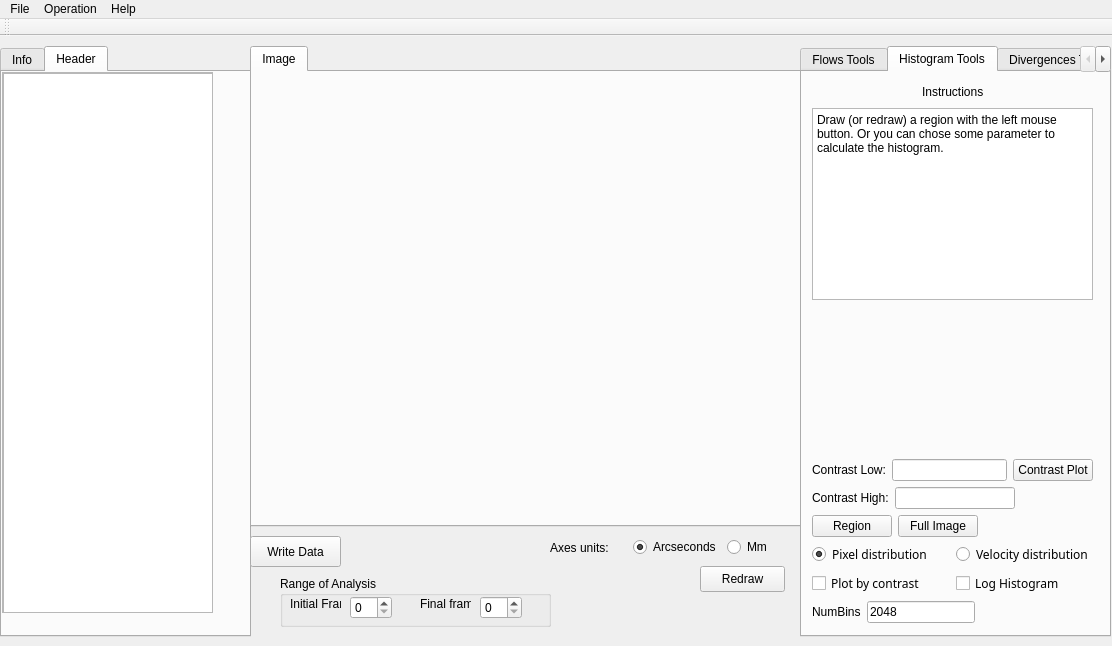
Above: GUI/Vector_Velocities_with_Sunpy.ui from Hypnus1803/FlowMapsGUI before the change. Below: the same form after it.
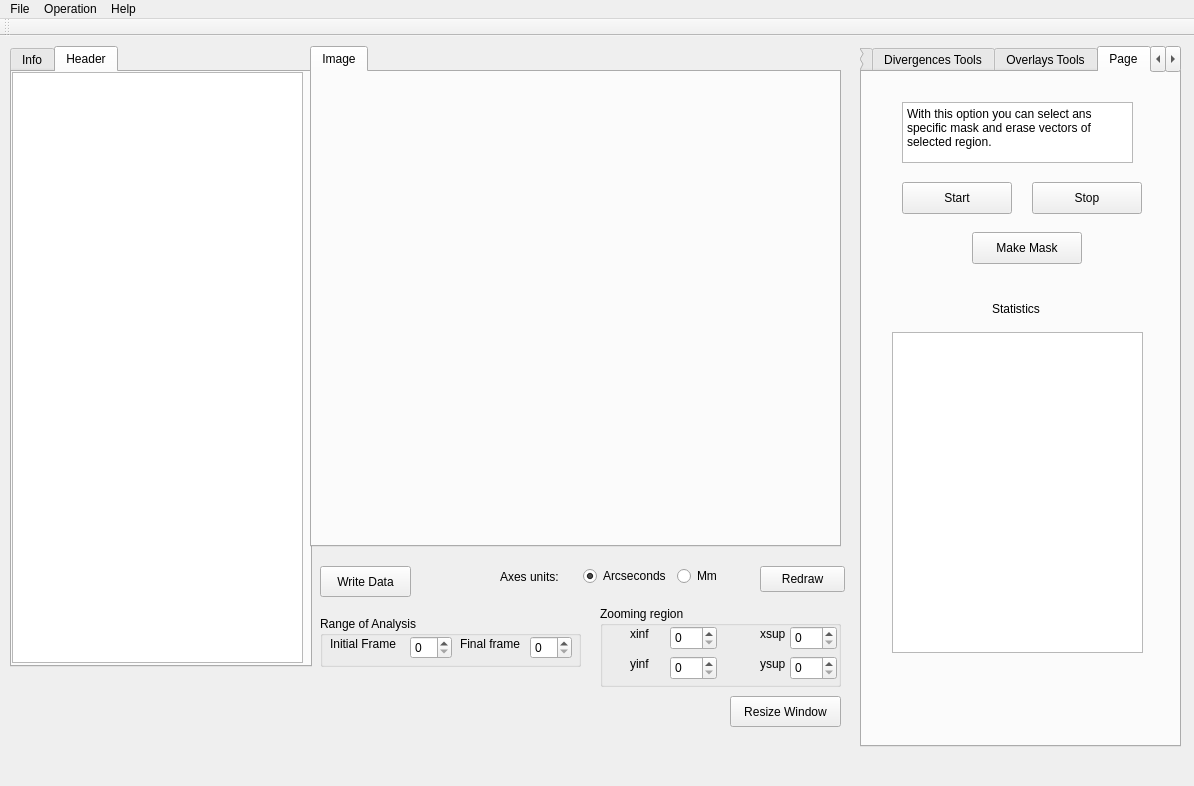
That is the form after the change. The open tabs and pages were chosen to show the change.

What changed in the file:
```diff
--- a/GUI/Vector_Velocities_with_Sunpy.ui
+++ b/GUI/Vector_Velocities_with_Sunpy.ui
@@ -6,8 +6,8 @@
    <rect>
     <x>0</x>
     <y>0</y>
-    <width>1112</width>
-    <height>646</height>
+    <width>1194</width>
+    <height>785</height>
    </rect>
   </property>
   <property name="sizePolicy">
@@ -31,23 +31,23 @@
   <widget class="QWidget" name="centralwidget">
    <property name="minimumSize">
     <size>
-     <width>1112</width>
-     <height>608</height>
+     <width>1140</width>
+     <height>750</height>
     </size>
    </property>
    <property name="maximumSize">
     <size>
-     <width>1112</width>
-     <height>608</height>
+     <width>1200</width>
+     <height>750</height>
     </size>
    </property>
    <widget class="QTabWidget" name="tabWidget">
     <property name="geometry">
      <rect>
-      <x>0</x>
+      <x>10</x>
       <y>10</y>
-      <width>251</width>
-      <height>591</height>
+      <width>302</width>
+      <height>621</height>
      </rect>
     </property>
     <property name="currentIndex">
@@ -60,10 +60,10 @@
      <widget class="QWidget" name="layoutWidget">
       <property name="geometry">
        <rect>
-        <x>10</x>
+        <x>0</x>
         <y>30</y>
-        <width>231</width>
-        <height>521</height>
+        <width>281</width>
+        <height>531</height>
        </rect>
       </property>
       <layout class="QVBoxLayout" name="verticalLayout_8">
@@ -147,51 +147,25 @@
      <attribute name="title">
       <string>Header</string>
      </attribute>
-     <widget class="QScrollArea" name="HeaderscrollArea_2">
+     <widget class="QTableWidget" name="HeadertableWidget">
       <property name="geometry">
        <rect>
         <x>0</x>
         <y>0</y>
-        <width>211</width>
-        <height>541</height>
+        <width>291</width>
+        <height>591</height>
        </rect>
       </property>
-      <property name="widgetResizable">
-       <bool>true</bool>
-      </property>
-      <widget class="QWidget" name="scrollAreaWidgetContents_2">
-       <property name="geometry">
-        <rect>
-         <x>0</x>
-         <y>0</y>
-         <width>209</width>
-         <height>539</height>
-        </rect>
-       </property>
-       <widget class="QTableView" name="headertableView">
-        <property name="geometry">
-         <rect>
-          <x>0</x>
-          <y>0</y>
-          <width>256</width>
-          <height>541</height>
-         </rect>
-        </property>
-        <property name="sortingEnabled">
-         <bool>true</bool>
-        </property>
-       </widget>
-      </widget>
      </widget>
     </widget>
    </widget>
    <widget class="QTabWidget" name="ImagetabWidget_2">
     <property name="geometry">
      <rect>
-      <x>250</x>
+      <x>310</x>
       <y>10</y>
-      <width>551</width>
-      <height>481</height>
+      <width>531</width>
+      <height>501</height>
      </rect>
     </property>
     <property name="currentIndex">
@@ -204,15 +178,24 @@
      <widget class="QWidget" name="layoutWidget">
       <property name="geometry">
        <rect>
-        <x>20</x>
+        <x>0</x>
         <y>20</y>
         <width>521</width>
-        <height>411</height>
+        <height>441</height>
        </rect>
       </property>
       <layout class="QVBoxLayout" name="verticalLayout_7">
        <item>
+        <widget class="QWidget" name="ToolBar_widget_3" native="true">
         <widget class="QWidget" name="MeanImage_widget_3" native="true">
+          <property name="geometry">
+           <rect>
+            <x>0</x>
+            <y>0</y>
+            <width>519</width>
+            <height>419</height>
+           </rect>
+          </property>
          <property name="sizePolicy">
           <sizepolicy hsizetype="Expanding" vsizetype="Expanding">
            <horstretch>0</horstretch>
@@ -220,9 +203,7 @@
           </sizepolicy>
          </property>
         </widget>
-       </item>
-       <item>
-        <widget class="QWidget" name="ToolBar_widget_3" native="true"/>
+        </widget>
        </item>
       </layout>
      </widget>
@@ -231,14 +212,14 @@
    <widget class="QTabWidget" name="MDToolstabWidget_2">
     <property name="geometry">
      <rect>
-      <x>800</x>
+      <x>860</x>
       <y>10</y>
-      <width>311</width>
-      <height>591</height>
+      <width>321</width>
+      <height>701</height>
      </rect>
     </property>
     <property name="currentIndex">
-     <number>0</number>
+     <number>1</number>
     </property>
     <property name="tabsClosable">
      <bool>false</bool>
@@ -297,10 +278,10 @@
       <widget class="QWidget" name="layoutWidget">
        <property name="geometry">
         <rect>
-         <x>30</x>
+         <x>10</x>
          <y>22</y>
-         <width>221</width>
-         <height>92</height>
+         <width>234</width>
+         <height>100</height>
         </rect>
        </property>
        <layout class="QVBoxLayout" name="verticalLayout">
@@ -389,9 +370,9 @@
       <property name="geometry">
        <rect>
         <x>10</x>
-        <y>210</y>
+        <y>220</y>
         <width>261</width>
-        <height>191</height>
+        <height>241</height>
        </rect>
       </property>
       <property name="font">
@@ -409,10 +390,10 @@
       <widget class="QWidget" name="layoutWidget">
        <property name="geometry">
         <rect>
-         <x>30</x>
+         <x>10</x>
          <y>20</y>
-         <width>221</width>
-         <height>202</height>
+         <width>241</width>
+         <height>214</height>
         </rect>
        </property>
        <layout class="QVBoxLayout" name="verticalLayout_2">
@@ -634,9 +615,9 @@
       <property name="geometry">
        <rect>
         <x>40</x>
-        <y>517</y>
+        <y>550</y>
         <width>221</width>
-        <height>31</height>
+        <height>32</height>
        </rect>
       </property>
       <layout class="QHBoxLayout" name="PlotClear">
@@ -672,7 +653,7 @@
       <property name="geometry">
        <rect>
         <x>160</x>
-        <y>200</y>
+        <y>210</y>
         <width>81</width>
         <height>21</height>
        </rect>
@@ -690,8 +671,8 @@
       <property name="geometry">
        <rect>
         <x>30</x>
-        <y>430</y>
-        <width>81</width>
+        <y>463</y>
+        <width>91</width>
         <height>16</height>
        </rect>
       </property>
@@ -708,8 +689,8 @@
       <property name="geometry">
        <rect>
         <x>180</x>
-        <y>430</y>
-        <width>81</width>
+        <y>463</y>
+        <width>91</width>
         <height>16</height>
        </rect>
       </property>
@@ -726,7 +707,7 @@
       <property name="geometry">
        <rect>
         <x>20</x>
-        <y>450</y>
+        <y>483</y>
         <width>111</width>
         <height>62</height>
        </rect>
@@ -778,7 +759,7 @@
       <property name="geometry">
        <rect>
         <x>170</x>
-        <y>450</y>
+        <y>483</y>
         <width>101</width>
         <height>62</height>
        </rect>
@@ -834,15 +815,15 @@
      <widget class="QWidget" name="layoutWidget">
       <property name="geometry">
        <rect>
-        <x>10</x>
-        <y>10</y>
-        <width>281</width>
-        <height>541</height>
+        <x>0</x>
+        <y>0</y>
+        <width>311</width>
+        <height>621</height>
        </rect>
       </property>
       <layout class="QVBoxLayout" name="histoverticalLayout_12">
        <item>
-        <layout class="QVBoxLayout" name="verticalLayout_10">
+        <layout class="QVBoxLayout" name="verticalLayout_9">
          <item>
           <layout class="QHBoxLayout" name="horizontalLayout_20">
            <item>
@@ -883,7 +864,7 @@
          <item>
           <widget class="QPlainTextEdit" name="histo_plainTextEdit">
            <property name="sizePolicy">
-            <sizepolicy hsizetype="Preferred" vsizetype="Preferred">
+            <sizepolicy hsizetype="Fixed" vsizetype="Fixed">
              <horstretch>0</horstretch>
              <verstretch>0</verstretch>
             </sizepolicy>
@@ -891,7 +872,13 @@
            <property name="minimumSize">
             <size>
              <width>0</width>
-             <height>110</height>
+             <height>70</height>
+            </size>
+           </property>
+           <property name="maximumSize">
+            <size>
+             <width>256</width>
+             <height>70</height>
             </size>
            </property>
            <property name="plainText">
@@ -912,6 +899,8 @@
         </widget>
        </item>
        <item>
+        <layout class="QVBoxLayout" name="verticalLayout_10">
+         <item>
         <layout class="QHBoxLayout" name="horizontalLayout_21">
          <item>
           <widget class="QLabel" name="label_2">
@@ -994,8 +983,6 @@
         </layout>
        </item>
        <item>
-        <layout class="QVBoxLayout" name="verticalLayout_9">
-         <item>
           <layout class="QHBoxLayout" name="horizontalLayout_16">
            <item>
             <widget class="QRadioButton" name="pixelradioButton">
@@ -1102,6 +1089,45 @@
        </item>
       </layout>
      </widget>
+     <widget class="QPushButton" name="SaveHist_pushButton">
+      <property name="geometry">
+       <rect>
+        <x>190</x>
+        <y>630</y>
+        <width>121</width>
+        <height>32</height>
+       </rect>
+      </property>
+      <property name="text">
+       <string>Save Histogram</string>
+      </property>
+     </widget>
+     <widget class="QPushButton" name="MaskVelpushButton">
+      <property name="geometry">
+       <rect>
+        <x>10</x>
+        <y>630</y>
+        <width>81</width>
+        <height>32</height>
+       </rect>
+      </property>
+      <property name="text">
+       <string>Mask Vel.</string>
+      </property>
+     </widget>
+     <widget class="QPushButton" name="MaskSSpushButton">
+      <property name="geometry">
+       <rect>
+        <x>100</x>
+        <y>630</y>
+        <width>81</width>
+        <height>32</height>
+       </rect>
+      </property>
+      <property name="text">
+       <string>Mask SS</string>
+      </property>
+     </widget>
     </widget>
     <widget class="QWidget" name="tab_5">
      <attribute name="title">
@@ -1809,7 +1835,7 @@
          <rect>
           <x>10</x>
           <y>90</y>
-          <width>228</width>
+          <width>258</width>
           <height>39</height>
          </rect>
         </property>
@@ -1913,7 +1939,7 @@
         <x>10</x>
         <y>110</y>
         <width>241</width>
-        <height>251</height>
+        <height>271</height>
        </rect>
       </property>
       <property name="layoutDirection">
@@ -1929,7 +1955,7 @@
        <property name="geometry">
         <rect>
          <x>10</x>
-         <y>220</y>
+         <y>240</y>
          <width>85</width>
          <height>26</height>
         </rect>
@@ -1943,8 +1969,8 @@
         <rect>
          <x>10</x>
          <y>20</y>
-         <width>202</width>
-         <height>191</height>
+         <width>204</width>
+         <height>211</height>
         </rect>
        </property>
        <layout class="QVBoxLayout" name="verticalLayout_11">
@@ -2040,6 +2066,86 @@
       </widget>
      </widget>
     </widget>
+    <widget class="QWidget" name="tab">
+     <attribute name="title">
+      <string>Page</string>
+     </attribute>
+     <widget class="QPlainTextEdit" name="plainTextEdit_2">
+      <property name="geometry">
+       <rect>
+        <x>40</x>
+        <y>30</y>
+        <width>231</width>
+        <height>61</height>
+       </rect>
+      </property>
+      <property name="plainText">
+       <string>With this option you can select ans specific mask and erase vectors of selected region.</string>
+      </property>
+     </widget>
+     <widget class="QPushButton" name="start_lassoButton">
+      <property name="geometry">
+       <rect>
+        <x>40</x>
+        <y>110</y>
+        <width>110</width>
+        <height>32</height>
+       </rect>
+      </property>
+      <property name="text">
+       <string>Start</string>
+      </property>
+     </widget>
+     <widget class="QPushButton" name="stop_lassoButton">
+      <property name="geometry">
+       <rect>
+        <x>170</x>
+        <y>110</y>
+        <width>110</width>
+        <height>32</height>
+       </rect>
+      </property>
+      <property name="text">
+       <string>Stop</string>
+      </property>
+     </widget>
+     <widget class="QLabel" name="label_8">
+      <property name="geometry">
+       <rect>
+        <x>130</x>
+        <y>230</y>
+        <width>56</width>
+        <height>13</height>
+       </rect>
+      </property>
+      <property name="text">
+       <string>Statistics</string>
+      </property>
+     </widget>
+     <widget class="QPlainTextEdit" name="statisticsplainTextEdit">
+      <property name="geometry">
+       <rect>
+        <x>30</x>
+        <y>260</y>
+        <width>251</width>
+        <height>321</height>
+       </rect>
+      </property>
+     </widget>
+     <widget class="QPushButton" name="LassoMaskpushButton">
+      <property name="geometry">
+       <rect>
+        <x>110</x>
+        <y>160</y>
+        <width>110</width>
+        <height>32</height>
+       </rect>
+      </property>
+      <property name="text">
+       <string>Make Mask</string>
+      </property>
+     </widget>
+    </widget>
     <widget class="QWidget" name="tab_7">
      <attribute name="title">
       <string>MultiDim</string>
@@ -2200,7 +2306,7 @@
       <property name="geometry">
        <rect>
         <x>40</x>
-        <y>350</y>
+        <y>390</y>
         <width>41</width>
         <height>21</height>
        </rect>
@@ -2213,7 +2319,7 @@
       <property name="geometry">
        <rect>
         <x>100</x>
-        <y>350</y>
+        <y>390</y>
         <width>41</width>
         <height>21</height>
        </rect>
@@ -2226,7 +2332,7 @@
       <property name="geometry">
        <rect>
         <x>30</x>
-        <y>310</y>
+        <y>340</y>
         <width>221</width>
         <height>27</height>
        </rect>
@@ -2250,7 +2356,7 @@
         <x>0</x>
         <y>240</y>
         <width>271</width>
-        <height>64</height>
+        <height>76</height>
        </rect>
       </property>
       <layout class="QVBoxLayout" name="verticalLayout_5">
@@ -2311,8 +2417,8 @@
    <widget class="QToolButton" name="WriteButton">
     <property name="geometry">
      <rect>
-      <x>250</x>
-      <y>500</y>
+      <x>320</x>
+      <y>530</y>
       <width>91</width>
       <height>31</height>
      </rect>
@@ -2339,10 +2445,10 @@
    <widget class="QWidget" name="layoutWidget">
     <property name="geometry">
      <rect>
-      <x>550</x>
-      <y>500</y>
+      <x>500</x>
+      <y>520</y>
       <width>253</width>
-      <height>23</height>
+      <height>41</height>
      </rect>
     </property>
     <layout class="QHBoxLayout" name="horizontalLayout_8">
@@ -2378,7 +2484,7 @@
    <widget class="QPushButton" name="RestorepushButton_2">
     <property name="geometry">
      <rect>
-      <x>700</x>
+      <x>760</x>
       <y>530</y>
       <width>85</width>
       <height>26</height>
@@ -2391,9 +2497,9 @@
    <widget class="QGroupBox" name="AnalysisgroupBox">
     <property name="geometry">
      <rect>
-      <x>280</x>
-      <y>540</y>
-      <width>271</width>
+      <x>320</x>
+      <y>580</y>
+      <width>261</width>
       <height>51</height>
      </rect>
     </property>
@@ -2403,7 +2509,7 @@
     <widget class="QSpinBox" name="InitspinBox">
      <property name="geometry">
       <rect>
-       <x>70</x>
+       <x>90</x>
        <y>20</y>
        <width>42</width>
        <height>23</height>
@@ -2416,7 +2522,7 @@
     <widget class="QSpinBox" name="FinalspinBox">
      <property name="geometry">
       <rect>
-       <x>200</x>
+       <x>210</x>
        <y>20</y>
        <width>42</width>
        <height>23</height>
@@ -2431,7 +2537,7 @@
       <rect>
        <x>10</x>
        <y>20</y>
-       <width>51</width>
+       <width>81</width>
        <height>16</height>
       </rect>
      </property>
@@ -2444,7 +2550,7 @@
       <rect>
        <x>140</x>
        <y>20</y>
-       <width>51</width>
+       <width>71</width>
        <height>16</height>
       </rect>
      </property>
@@ -2453,14 +2559,154 @@
      </property>
     </widget>
    </widget>
+   <widget class="QGroupBox" name="zoomgroupBox">
+    <property name="geometry">
+     <rect>
+      <x>600</x>
+      <y>570</y>
+      <width>241</width>
+      <height>81</height>
+     </rect>
+    </property>
+    <property name="title">
+     <string>Zooming region</string>
+    </property>
+    <widget class="QSpinBox" name="xinf_spinBox">
+     <property name="geometry">
+      <rect>
+       <x>70</x>
+       <y>20</y>
+       <width>47</width>
+       <height>24</height>
+      </rect>
+     </property>
+     <property name="maximum">
+      <number>10000</number>
+     </property>
+    </widget>
+    <widget class="QSpinBox" name="yinf_spinBox_2">
+     <property name="geometry">
+      <rect>
+       <x>70</x>
+       <y>50</y>
+       <width>47</width>
+       <height>24</height>
+      </rect>
+     </property>
+     <property name="maximum">
+      <number>10000</number>
+     </property>
+    </widget>
+    <widget class="QSpinBox" name="ysup_spinBox_3">
+     <property name="geometry">
+      <rect>
+       <x>190</x>
+       <y>50</y>
+       <width>47</width>
+       <height>24</height>
+      </rect>
+     </property>
+     <property name="maximum">
+      <number>10000</number>
+     </property>
+    </widget>
+    <widget class="QSpinBox" name="xsup_spinBox_4">
+     <property name="geometry">
+      <rect>
+       <x>190</x>
+       <y>20</y>
+       <width>47</width>
+       <height>24</height>
+      </rect>
+     </property>
+     <property name="maximum">
+      <number>10000</number>
+     </property>
+    </widget>
+    <widget class="QLabel" name="xinf_label">
+     <property name="geometry">
+      <rect>
+       <x>30</x>
+       <y>20</y>
+       <width>31</width>
+       <height>16</height>
+      </rect>
+     </property>
+     <property name="text">
+      <string>xinf</string>
+     </property>
+    </widget>
+    <widget class="QLabel" name="yinf_label_2">
+     <property name="geometry">
+      <rect>
+       <x>30</x>
+       <y>50</y>
+       <width>31</width>
+       <height>16</height>
+      </rect>
+     </property>
+     <property name="text">
+      <string>yinf</string>
+     </property>
+    </widget>
+    <widget class="QLabel" name="xsup_label_3">
+     <property name="geometry">
+      <rect>
+       <x>160</x>
+       <y>20</y>
+       <width>31</width>
+       <height>16</height>
+      </rect>
+     </property>
+     <property name="text">
+      <string>xsup</string>
+     </property>
+    </widget>
+    <widget class="QLabel" name="ysup_label_4">
+     <property name="geometry">
+      <rect>
+       <x>160</x>
+       <y>50</y>
+       <width>31</width>
+       <height>16</height>
+      </rect>
+     </property>
+     <property name="text">
+      <string>ysup</string>
+     </property>
+    </widget>
+   </widget>
+   <widget class="QPushButton" name="PlotRegionpushButton">
+    <property name="geometry">
+     <rect>
+      <x>730</x>
+      <y>660</y>
+      <width>111</width>
+      <height>31</height>
+     </rect>
+    </property>
+    <property name="text">
+     <string>Resize Window</string>
+    </property>
+   </widget>
+   <zorder>tabWidget</zorder>
+   <zorder>ImagetabWidget_2</zorder>
+   <zorder>MDToolstabWidget_2</zorder>
+   <zorder>WriteButton</zorder>
+   <zorder>layoutWidget</zorder>
+   <zorder>RestorepushButton_2</zorder>
+   <zorder>AnalysisgroupBox</zorder>
+   <zorder>zoomgroupBox</zorder>
+   <zorder>PlotRegionpushButton</zorder>
+   <zorder></zorder>
   </widget>
   <widget class="QMenuBar" name="menubar">
    <property name="geometry">
     <rect>
      <x>0</x>
      <y>0</y>
-     <width>1112</width>
-     <height>19</height>
+     <width>1194</width>
+     <height>22</height>
     </rect>
    </property>
    <widget class="QMenu" name="menuFile">
```
Left out of the diff: 4 changed lines with no effect on the pictures. Lines whose indentation alone changed are shown as unchanged.
